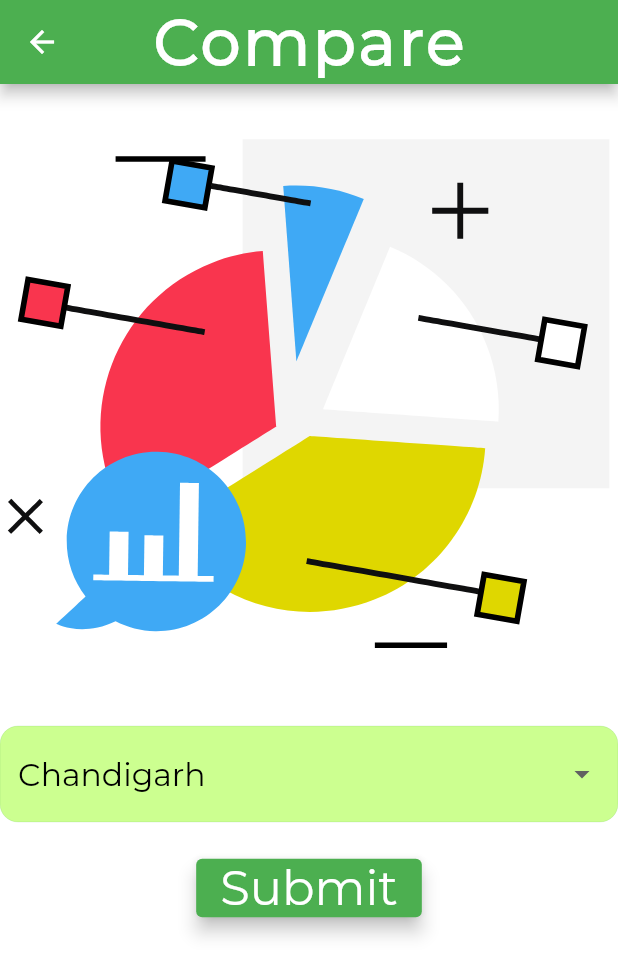
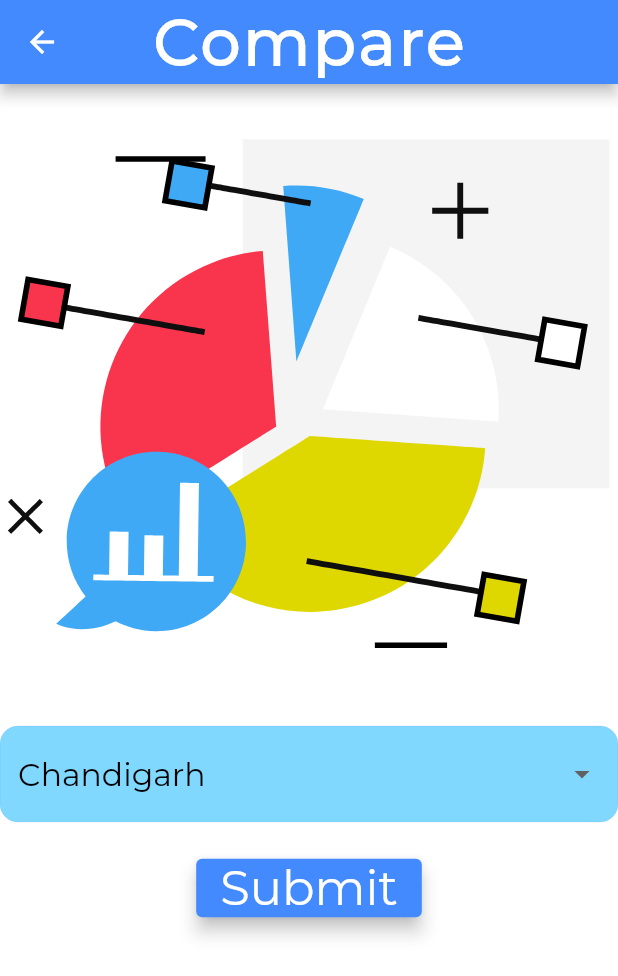
Before and after one commit to randomtaran/diagnostic-centre, a Flutter app: the CompareHomeScreen screen opened directly, on a phone screen of 412 x 824 dp. Shown: the top 976 px of the screen. Run offline on Flutter 3.47's test engine with Material 2 defaults, Android fonts, the light colour scheme and no system bars; our stand-ins replace firebase_auth, firebase_core, liquid_pull_to_refresh, lottie, shimmer; missing offline and left inert: simple_speed_dial; accounts and stored records are empty.

```diff
--- a/lib/pages/compare_homescreen.dart
+++ b/lib/pages/compare_homescreen.dart
@@ -29,7 +29,7 @@ class _CompareHomeScreenState extends State<CompareHomeScreen> {
     return Scaffold(
       backgroundColor: Colors.white,
       appBar: AppBar(
-        backgroundColor: Colors.green,
+        backgroundColor: Colors.blueAccent,
         title: Text('Compare',
         style: TextStyle(
           color: Colors.white,
@@ -69,17 +69,17 @@ class _CompareHomeScreenState extends State<CompareHomeScreen> {
 
                         enabledBorder: OutlineInputBorder(
                           borderRadius: BorderRadius.circular(12),
-                          borderSide: BorderSide(color: Colors.green, width: 0.1),
+                          borderSide: BorderSide(color: Colors.blueAccent, width: 0.1),
                         ),
                         border: OutlineInputBorder(
-                          borderSide: BorderSide(color: Colors.green, width: 0.1),
+                          borderSide: BorderSide(color: Colors.blueAccent, width: 0.1),
                           borderRadius: BorderRadius.circular(12)
                         ),
                         filled: true,
-                        fillColor: Colors.lightGreenAccent[100],
+                        fillColor: Colors.lightBlueAccent[100],
                       ),
                       validator: (value) => value == null ? "Select a country" : null,
-                      dropdownColor: Colors.lightGreenAccent[100],
+                      dropdownColor: Colors.lightBlueAccent[100],
                       value: selectedValue,
                     ),
                     SizedBox(height: 20,),
@@ -96,7 +96,7 @@ class _CompareHomeScreenState extends State<CompareHomeScreen> {
                           color: Colors.white
                       ),),
                       style: ElevatedButton.styleFrom(
-                        primary: Colors.green,
+                        primary: Colors.blueAccent,
                         onPrimary: Colors.black,
                         shadowColor: Colors.black,
                         elevation: 5,
```
